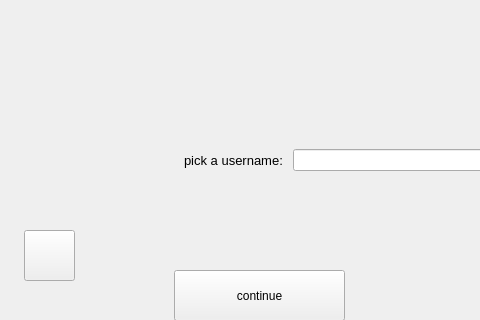
Parsa20231401/FAZE1.0, file entername2/pick_username.ui: the form before one commit; both pictures show x 136 to 616 and y 110 to 430 of the 800 by 600 pixel window.
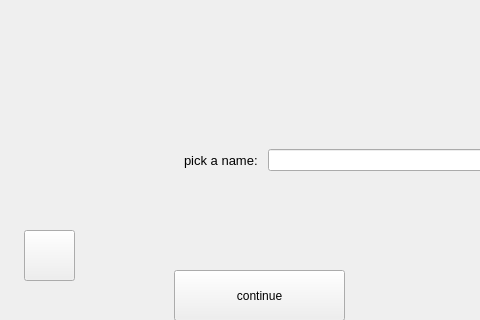
The form after the commit. Icons and pictures are not drawn.

Commit message: database updated and the username added

The edit to the form file:
```diff
--- a/entername2/pick_username.ui
+++ b/entername2/pick_username.ui
@@ -32,7 +32,7 @@
         </font>
        </property>
        <property name="text">
-        <string>pick a username: </string>
+        <string>pick a name: </string>
        </property>
       </widget>
      </item>
```
The commit also changes 12 other files.
